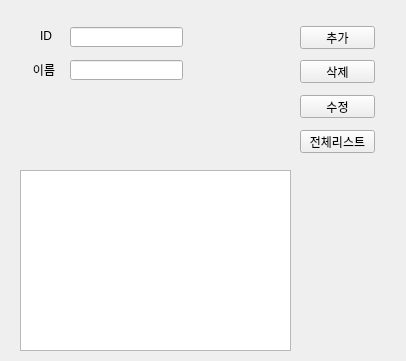
SimWoonseop/seop, file student_main.ui: the form before one commit.
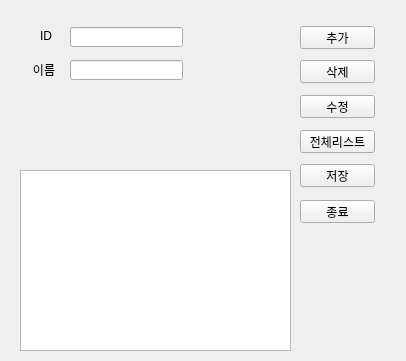
The form after the commit.

Commit message: [23.12.15] 학생관리 프로그램 저장, 종료, DB 연결 / mysql 저장, 종료 기능 추가

```diff
--- a/student_main.ui
+++ b/student_main.ui
@@ -127,6 +127,32 @@
     </rect>
    </property>
   </widget>
+  <widget class="QPushButton" name="btn_save">
+   <property name="geometry">
+    <rect>
+     <x>300</x>
+     <y>164</y>
+     <width>75</width>
+     <height>23</height>
+    </rect>
+   </property>
+   <property name="text">
+    <string>저장</string>
+   </property>
+  </widget>
+  <widget class="QPushButton" name="btn_close">
+   <property name="geometry">
+    <rect>
+     <x>300</x>
+     <y>200</y>
+     <width>75</width>
+     <height>23</height>
+    </rect>
+   </property>
+   <property name="text">
+    <string>종료</string>
+   </property>
+  </widget>
  </widget>
  <resources/>
  <connections/>
```
The commit also changes 2 other files.
